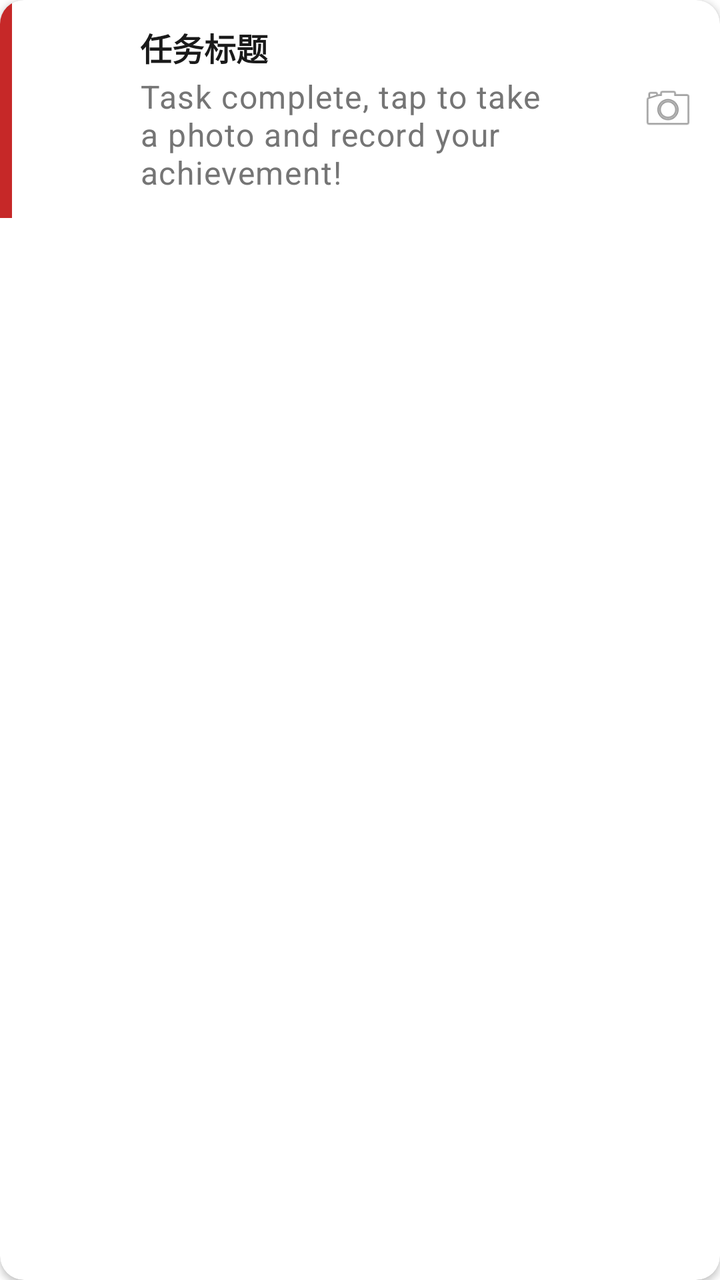
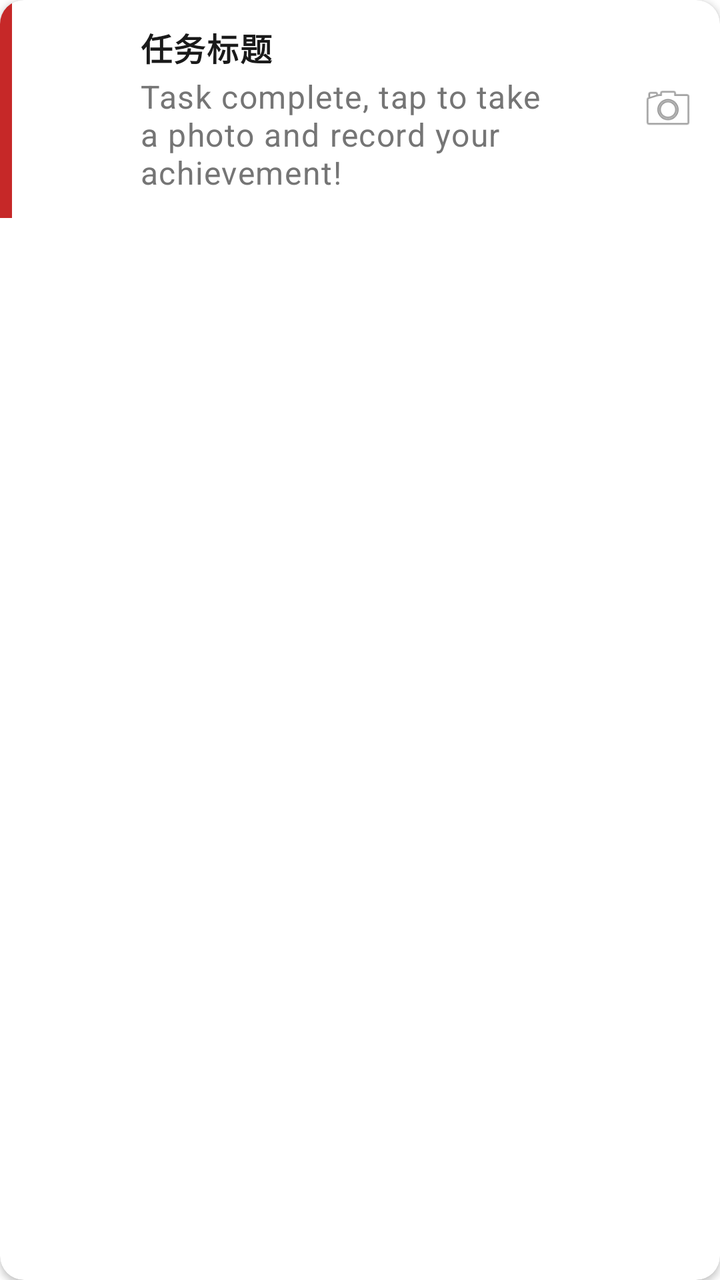

The first picture is an Android layout as it rendered before a commit; the second is the same layout after the commit. The layout source and the unified diff follow.
<!-- AndroidManifest.xml: application theme Theme.JustNow -->
<!-- res/layout/item_retroactive_task.xml -->
<?xml version="1.0" encoding="utf-8"?>
<androidx.cardview.widget.CardView xmlns:android="http://schemas.android.com/apk/res/android"
    xmlns:app="http://schemas.android.com/apk/res-auto"
    android:layout_width="match_parent"
    android:layout_height="wrap_content"
    android:layout_margin="8dp"
    app:cardCornerRadius="12dp"
    app:cardElevation="2dp">

    <LinearLayout
        android:layout_width="match_parent"
        android:layout_height="wrap_content"
        android:orientation="horizontal"
        android:baselineAligned="false">

        
        <View
            android:id="@+id/v_retroactive_quadrant_bar"
            android:layout_width="6dp"
            android:layout_height="match_parent"
            android:background="@color/quadrant_urgent_important" />

        
        <LinearLayout
            android:layout_width="match_parent"
            android:layout_height="wrap_content"
            android:orientation="horizontal"
            android:gravity="center_vertical"
            android:padding="12dp">

            
            <ImageView
                android:id="@+id/iv_retroactive_task_icon"
                android:layout_width="40dp"
                android:layout_height="40dp"
                android:layout_marginEnd="12dp"
                android:background="@android:color/transparent"
                android:scaleType="fitCenter" />

            
            <LinearLayout
                android:layout_width="0dp"
                android:layout_height="wrap_content"
                android:layout_weight="1"
                android:orientation="vertical">

                <TextView
                    android:id="@+id/tv_retroactive_task_title"
                    android:layout_width="match_parent"
                    android:layout_height="wrap_content"
                    android:text="任务标题"
                    android:textSize="16sp"
                    android:textStyle="bold"
                    android:textColor="@color/text_primary"
                    android:maxLines="1"
                    android:ellipsize="end" />

                <TextView
                    android:id="@+id/tv_retroactive_hint"
                    android:layout_width="match_parent"
                    android:layout_height="wrap_content"
                    android:text="@string/s_retroactive_item_hint"
                    android:textAppearance="@style/TextAppearance.JustNow.Caption"
                    android:textColor="@color/text_secondary"
                    android:layout_marginTop="2dp" />

            </LinearLayout>

            
            <ImageView
                android:layout_width="28dp"
                android:layout_height="28dp"
                android:src="@android:drawable/ic_menu_camera"
                android:layout_marginStart="8dp"
                android:alpha="0.8"
                android:clickable="false"
                android:focusable="false" />

        </LinearLayout>

    </LinearLayout>

</androidx.cardview.widget.CardView>
<!-- resources referenced by this layout -->
<resources>
  <color name="quadrant_urgent_important">#C62828</color>
  <color name="text_primary">#1A1A1A</color>
  <color name="text_secondary">#757575</color>
  <string name="s_retroactive_item_hint">Task complete, tap to take a photo and record your achievement!</string>
  <style name="TextAppearance.JustNow.Caption" parent="TextAppearance.MaterialComponents.Caption">
          <item name="android:textSize">@dimen/text_size_caption</item>
      </style>
  <style name="Theme.JustNow" parent="Theme.MaterialComponents.DayNight.NoActionBar">
          
          <item name="colorPrimary">@color/theme_blue</item>
          <item name="colorPrimaryVariant">#1557B0</item>
          <item name="colorOnPrimary">@color/white</item>
          
          <item name="colorSecondary">@color/teal_200</item>
          <item name="colorSecondaryVariant">@color/teal_700</item>
          <item name="colorOnSecondary">@color/black</item>
          
          
          <item name="popupTheme">@style/ThemeOverlay.MaterialComponents.Light</item>
          <item name="alertDialogTheme">@style/ThemeOverlay.JustNow.AlertDialog</item>
      </style>
  <dimen name="text_size_caption">16sp</dimen>
  <color name="theme_blue">#1A73E8</color>
  <color name="white">#FFFFFFFF</color>
  <color name="teal_200">#FF03DAC5</color>
  <color name="teal_700">#FF018786</color>
  <color name="black">#FF000000</color>
  <style name="TextAppearance.JustNow.Dialog.Title" parent="TextAppearance.JustNow.Title">
          <item name="android:textColor">@color/text_primary</item>
      </style>
  <style name="TextAppearance.JustNow.Dialog.Body" parent="TextAppearance.JustNow.Body">
          <item name="android:textColor">@color/text_primary</item>
      </style>
  <style name="Widget.JustNow.Dialog.Button" parent="Widget.MaterialComponents.Button.TextButton.Dialog">
          <item name="android:textAppearance">@style/TextAppearance.JustNow.Dialog.Button</item>
          <item name="android:textColor">?attr/colorPrimary</item>
          <item name="textAllCaps">false</item>
      </style>
  <style name="Widget.JustNow.Dialog.Button.Secondary" parent="Widget.MaterialComponents.Button.TextButton.Dialog">
          <item name="android:textAppearance">@style/TextAppearance.JustNow.Dialog.Button.Secondary</item>
          <item name="android:textColor">?attr/colorPrimary</item>
          <item name="textAllCaps">false</item>
      </style>
  <style name="TextAppearance.JustNow.Title" parent="TextAppearance.MaterialComponents.Headline6">
          <item name="android:textSize">@dimen/text_size_title</item>
      </style>
  <style name="TextAppearance.JustNow.Body" parent="TextAppearance.MaterialComponents.Subtitle1">
          <item name="android:textSize">@dimen/text_size_body</item>
      </style>
  <style name="TextAppearance.JustNow.Dialog.Button" parent="TextAppearance.JustNow.Body">
          <item name="android:textColor">?attr/colorPrimary</item>
      </style>
  <style name="TextAppearance.JustNow.Dialog.Button.Secondary" parent="TextAppearance.JustNow.Body">
          <item name="android:textColor">?attr/colorPrimary</item>
      </style>
  <dimen name="text_size_title">22sp</dimen>
  <dimen name="text_size_body">18sp</dimen>
  <!-- unchanged entries left out for length: 1 -->
</resources>

<!-- the commit's change to res/layout/item_retroactive_task.xml (unified diff, before → after) -->
@@ -49,7 +49,7 @@
                     android:layout_width="match_parent"
                     android:layout_height="wrap_content"
                     android:text="任务标题"
-                    android:textSize="16sp"
+                    android:textAppearance="@style/TextAppearance.JustNow.Caption"
                     android:textStyle="bold"
                     android:textColor="@color/text_primary"
                     android:maxLines="1"
